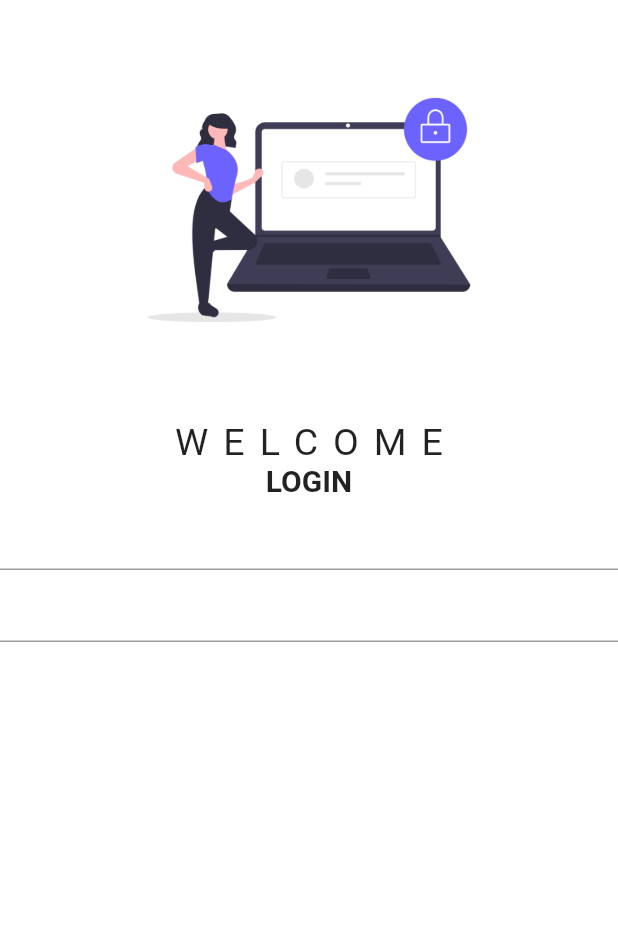
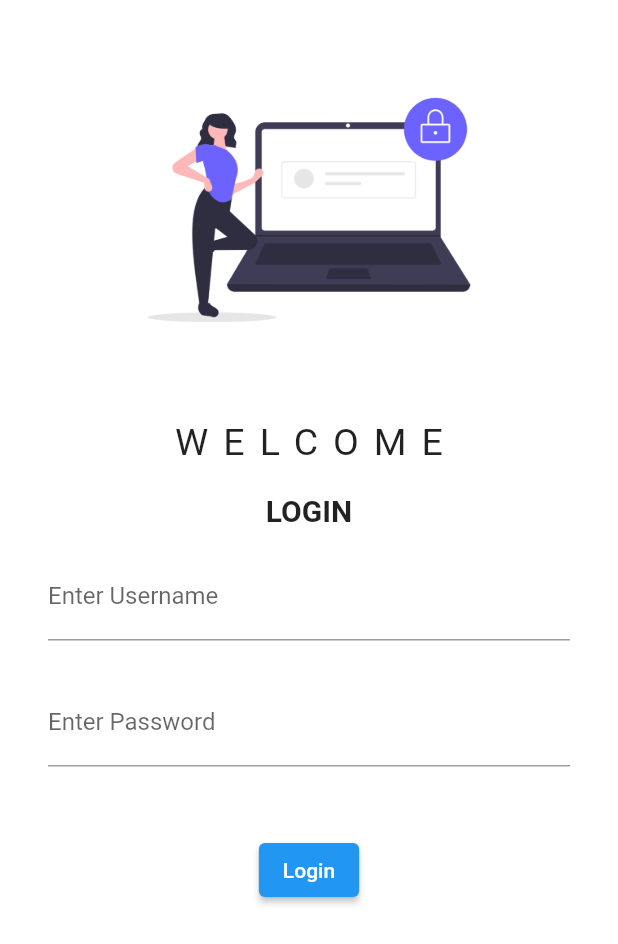
Before and after one commit to panchalravi004/Flutter_App, a Flutter app: the screen it shows after launch, on a phone screen of 412 x 824 dp. Shown: the top 944 px of the screen. Run offline on Flutter 3.47's test engine with Material 2 defaults, Android fonts, the phone set to English and light mode, and no system bars.

Commit message:
Day1 Completed

```diff
--- a/lib/main.dart
+++ b/lib/main.dart
@@ -16,6 +16,7 @@ class MyApp extends StatelessWidget {
       theme: ThemeData(
         brightness: Brightness.light,
       ),
+      initialRoute: "/",
       routes: {
         "/": (context) => LoginPage(),
         "/Home": (context) => HomePage(),
--- a/lib/pages/login_page.dart
+++ b/lib/pages/login_page.dart
@@ -1,4 +1,4 @@
-// ignore_for_file: prefer_const_constructors
+// ignore_for_file: prefer_const_constructors, prefer_const_literals_to_create_immutables
 
 import 'dart:ui';
 
@@ -26,12 +26,40 @@ class LoginPage extends StatelessWidget {
               letterSpacing: 10,
             ),
           ),
+          SizedBox(height: 20),
           Text(
             "LOGIN",
             style: TextStyle(fontSize: 20, fontWeight: FontWeight.bold),
           ),
-          TextField(),
-          TextField(),
+          Padding(
+            padding:
+                const EdgeInsets.symmetric(vertical: 16.0, horizontal: 32.0),
+            child: Column(
+              children: [
+                TextFormField(
+                  decoration: InputDecoration(
+                    hintText: "Username",
+                    labelText: "Enter Username",
+                  ),
+                ),
+                SizedBox(height: 25),
+                TextFormField(
+                  obscureText: true,
+                  decoration: InputDecoration(
+                    hintText: "Password",
+                    labelText: "Enter Password",
+                  ),
+                ),
+                SizedBox(height: 45),
+                ElevatedButton(
+                    onPressed: () {
+                      //print("Hello");
+                    },
+                    style: TextButton.styleFrom(),
+                    child: Text("Login")),
+              ],
+            ),
+          ),
         ],
       ),
     );
```
